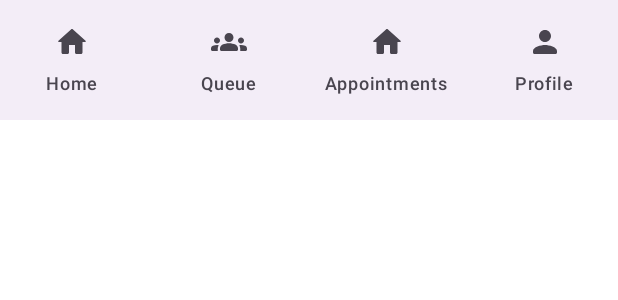
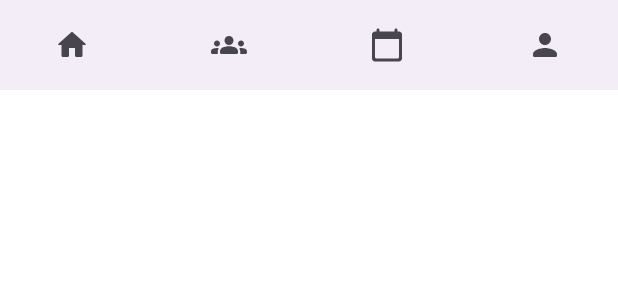
Before and after one commit to SidharthMudgil/swaasth-customers, an Android app built with Jetpack Compose: the @Preview function BottomNavBarPreview, on a phone screen of 412 x 824 dp. Shown: the top 300 px of the screen. Run offline under Robolectric (Android 15) with nearby library versions, the phone set to English and light mode, and no system bars.

Commit message:
fix: duplicate icons & padding

```diff
--- a/app/src/main/java/com/sidharth/swaasth/ui/navigation/component/BottomNavItem.kt
+++ b/app/src/main/java/com/sidharth/swaasth/ui/navigation/component/BottomNavItem.kt
@@ -1,6 +1,7 @@
 package com.sidharth.swaasth.ui.navigation.component
 
 import androidx.compose.material.icons.Icons
+import androidx.compose.material.icons.rounded.CalendarToday
 import androidx.compose.material.icons.rounded.Groups
 import androidx.compose.material.icons.rounded.Home
 import androidx.compose.material.icons.rounded.Person
@@ -15,7 +16,7 @@ sealed class BottomNavItem(
     )
 
     data object Appointments : BottomNavItem(
-        "Appointments", Icons.Rounded.Home
+        "Appointments", Icons.Rounded.CalendarToday
     )
 
     data object LiveQueue : BottomNavItem(
--- a/app/src/main/java/com/sidharth/swaasth/ui/presentation/MainScreen.kt
+++ b/app/src/main/java/com/sidharth/swaasth/ui/presentation/MainScreen.kt
@@ -1,15 +1,16 @@
 package com.sidharth.swaasth.ui.presentation
 
+import androidx.compose.foundation.layout.height
 import androidx.compose.foundation.layout.padding
 import androidx.compose.material3.Icon
 import androidx.compose.material3.NavigationBar
 import androidx.compose.material3.NavigationBarItem
 import androidx.compose.material3.Scaffold
-import androidx.compose.material3.Text
 import androidx.compose.runtime.Composable
 import androidx.compose.runtime.getValue
 import androidx.compose.ui.Modifier
 import androidx.compose.ui.tooling.preview.Preview
+import androidx.compose.ui.unit.dp
 import androidx.navigation.NavDestination.Companion.hierarchy
 import androidx.navigation.NavGraph.Companion.findStartDestination
 import androidx.navigation.NavHostController
@@ -89,12 +90,13 @@ fun BottomNavigationBar(
     val navBackStackEntry by navController.currentBackStackEntryAsState()
     val currentDestination = navBackStackEntry?.destination
 
-    NavigationBar {
+    NavigationBar(
+        modifier = Modifier.height(60.dp),
+    ) {
         items.forEach { item ->
             NavigationBarItem(
-                alwaysShowLabel = true,
+                alwaysShowLabel = false,
                 icon = { Icon(item.icon, contentDescription = item.route) },
-                label = { Text(item.route) },
                 selected = currentDestination?.hierarchy?.any { it.route == item.route } == true,
                 onClick = {
                     navController.navigate(item.route) {
--- a/app/src/main/java/com/sidharth/swaasth/ui/presentation/payment/PaymentMethodScreen.kt
+++ b/app/src/main/java/com/sidharth/swaasth/ui/presentation/payment/PaymentMethodScreen.kt
@@ -55,7 +55,7 @@ fun PaymentMethodScreen(
                 contentPadding = PaddingValues(0.dp),
                 modifier = Modifier
                     .align(Alignment.Start)
-                    .padding(bottom = 16.dp)
+                    .padding(16.dp)
                     .defaultMinSize(1.dp, 1.dp),
             ) {
                 Icon(
@@ -68,7 +68,7 @@ fun PaymentMethodScreen(
             }
 
             Text(
-                text = "Patients Details",
+                text = "Payment method",
                 fontSize = 24.sp,
                 fontWeight = FontWeight.Bold,
                 modifier = Modifier.align(Alignment.CenterHorizontally)
```
Also changed, not shown: app/src/main/java/com/sidharth/swaasth/ui/presentation/home/component/NearbyDoctorsList.kt (+2 -8 lines).
